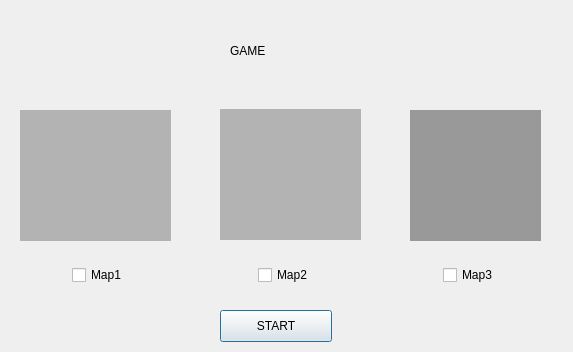
This is gamestart.ui in GuQiuhan/Tower-Defense-Game as Qt 5 draws it before an edit. The edited form follows.
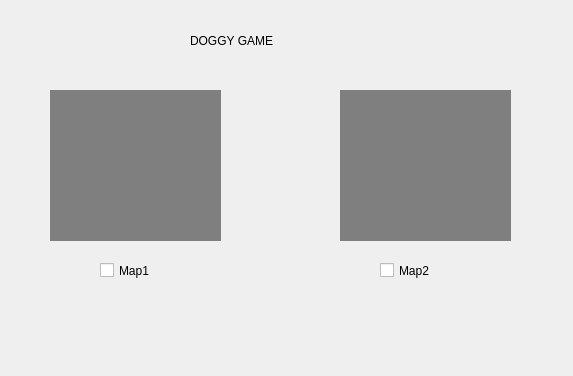
This is the edited form. Icons and pictures are not drawn.

The edit to the form file:
```diff
--- a/gamestart.ui
+++ b/gamestart.ui
@@ -7,30 +7,62 @@
     <x>0</x>
     <y>0</y>
     <width>573</width>
-    <height>352</height>
+    <height>376</height>
    </rect>
   </property>
   <property name="windowTitle">
    <string>Game Start</string>
   </property>
-  <widget class="QWidget" name="horizontalLayoutWidget">
+  <widget class="QLabel" name="label">
    <property name="geometry">
     <rect>
-     <x>10</x>
-     <y>250</y>
-     <width>551</width>
-     <height>51</height>
+     <x>190</x>
+     <y>20</y>
+     <width>211</width>
+     <height>41</height>
     </rect>
    </property>
-   <layout class="QHBoxLayout" name="horizontalLayout">
-    <item alignment="Qt::AlignHCenter">
+   <property name="styleSheet">
+    <string notr="true">font: italic 32pt &quot;Trattatello&quot;;</string>
+   </property>
+   <property name="text">
+    <string>DOGGY GAME</string>
+   </property>
+  </widget>
+  <widget class="QLabel" name="label_2">
+   <property name="geometry">
+    <rect>
+     <x>210</x>
+     <y>300</y>
+     <width>131</width>
+     <height>41</height>
+    </rect>
+   </property>
+   <property name="text">
+    <string/>
+   </property>
+   <property name="pixmap">
+    <pixmap resource="myResources.qrc">:/image/button1.jpg</pixmap>
+   </property>
+  </widget>
      <widget class="QCheckBox" name="checkBox_1">
+   <property name="geometry">
+    <rect>
+     <x>100</x>
+     <y>250</y>
+     <width>91</width>
+     <height>41</height>
+    </rect>
+   </property>
       <property name="layoutDirection">
        <enum>Qt::LeftToRight</enum>
       </property>
       <property name="autoFillBackground">
        <bool>false</bool>
       </property>
+   <property name="styleSheet">
+    <string notr="true">font: italic 25pt &quot;Trattatello&quot;;</string>
+   </property>
       <property name="text">
        <string>Map1</string>
       </property>
@@ -38,9 +70,18 @@
        <bool>true</bool>
       </property>
      </widget>
-    </item>
-    <item alignment="Qt::AlignHCenter">
      <widget class="QCheckBox" name="checkBox_2">
+   <property name="geometry">
+    <rect>
+     <x>380</x>
+     <y>250</y>
+     <width>101</width>
+     <height>41</height>
+    </rect>
+   </property>
+   <property name="styleSheet">
+    <string notr="true">font: italic 25pt &quot;Trattatello&quot;;</string>
+   </property>
       <property name="text">
        <string>Map2</string>
       </property>
@@ -48,85 +89,101 @@
        <bool>true</bool>
       </property>
      </widget>
-    </item>
-    <item alignment="Qt::AlignHCenter">
-     <widget class="QCheckBox" name="checkBox_3">
+  <widget class="QLabel" name="label_3">
+   <property name="geometry">
+    <rect>
+     <x>370</x>
+     <y>10</y>
+     <width>91</width>
+     <height>91</height>
+    </rect>
+   </property>
       <property name="text">
-       <string>Map3</string>
-      </property>
-      <property name="autoExclusive">
-       <bool>true</bool>
-      </property>
-     </widget>
-    </item>
-   </layout>
-  </widget>
+    <string/>
+   </property>
+  </widget>
+  <widget class="QWidget" name="widget_3" native="true">
+   <property name="geometry">
+    <rect>
+     <x>50</x>
+     <y>90</y>
+     <width>171</width>
+     <height>151</height>
+    </rect>
+   </property>
+   <property name="styleSheet">
+    <string notr="true">background-color: rgb(127, 127, 127);</string>
+   </property>
   <widget class="QWidget" name="widget_2" native="true">
    <property name="geometry">
     <rect>
-     <x>20</x>
-     <y>110</y>
-     <width>151</width>
-     <height>131</height>
+      <x>10</x>
+      <y>10</y>
+      <width>150</width>
+      <height>130</height>
     </rect>
    </property>
    <property name="styleSheet">
-    <string notr="true">background-color: rgb(179, 179, 179);</string>
-   </property>
-  </widget>
+     <string notr="true">image:url(:/image/photo1.jpg);
+border-color: rgb(0, 0, 0);</string>
+    </property>
+   </widget>
+  </widget>
+  <widget class="QWidget" name="widget_4" native="true">
+   <property name="geometry">
+    <rect>
+     <x>340</x>
+     <y>90</y>
+     <width>171</width>
+     <height>151</height>
+    </rect>
+   </property>
+   <property name="styleSheet">
+    <string notr="true">
+background-color: rgb(127, 127, 127);</string>
+   </property>
   <widget class="QWidget" name="widget" native="true">
    <property name="geometry">
     <rect>
-     <x>220</x>
-     <y>109</y>
-     <width>141</width>
-     <height>131</height>
+      <x>10</x>
+      <y>10</y>
+      <width>150</width>
+      <height>130</height>
     </rect>
    </property>
    <property name="styleSheet">
-    <string notr="true">background-color: rgb(179, 179, 179);</string>
-   </property>
-  </widget>
-  <widget class="QWidget" name="widget_3" native="true">
-   <property name="geometry">
-    <rect>
-     <x>410</x>
-     <y>110</y>
-     <width>131</width>
-     <height>131</height>
-    </rect>
-   </property>
-   <property name="styleSheet">
-    <string notr="true">background-color: rgb(153, 153, 153);</string>
-   </property>
+     <string notr="true">image: url(:/image/photo2.jpg);
+border-color: rgb(0, 0, 0);</string>
+    </property>
+   </widget>
   </widget>
-  <widget class="QPushButton" name="start">
+  <widget class="QLabel" name="label_4">
    <property name="geometry">
     <rect>
-     <x>220</x>
-     <y>310</y>
-     <width>112</width>
-     <height>32</height>
+     <x>10</x>
+     <y>260</y>
+     <width>91</width>
+     <height>81</height>
     </rect>
    </property>
    <property name="text">
-    <string>START</string>
+    <string/>
    </property>
   </widget>
-  <widget class="QLabel" name="label">
+  <widget class="QLabel" name="label_5">
    <property name="geometry">
     <rect>
-     <x>230</x>
-     <y>30</y>
-     <width>151</width>
-     <height>41</height>
+     <x>467</x>
+     <y>245</y>
+     <width>81</width>
+     <height>101</height>
     </rect>
    </property>
    <property name="styleSheet">
     <string notr="true">font: italic 30pt &quot;Trattatello&quot;;</string>
    </property>
    <property name="text">
-    <string>GAME</string>
+    <string/>
    </property>
   </widget>
  </widget>
```
Left out of the diff: 7 changed lines with no effect on the pictures. Lines whose indentation alone changed are shown as unchanged.
